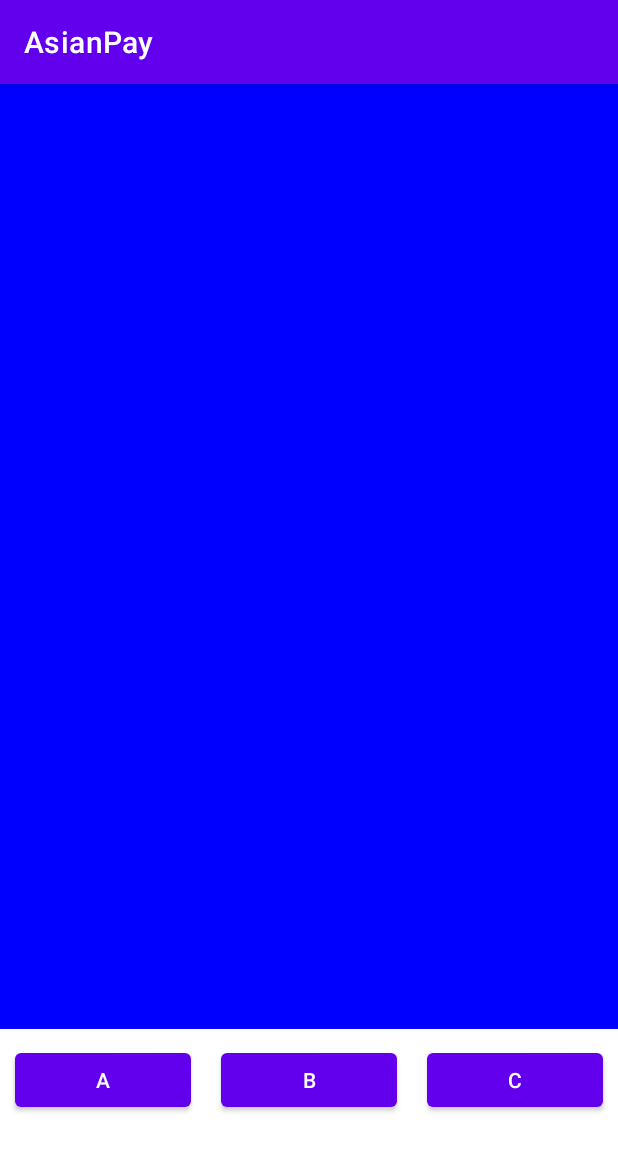
After one commit to Bipul6129/AndroidStudio, an Android app: the fragment FragmentB placed in its activity, on a phone screen of 412 x 824 dp. The commit adds this screen. Shown: the top 1151 px of the screen. Run offline under Robolectric (Android 15) with nearby library versions, the phone set to English and light mode, and no system bars.

Commit message:
finished fragment and dialog box

```diff
--- a/app/src/main/java/com/android/asianpay/MainActivity.java
+++ b/app/src/main/java/com/android/asianpay/MainActivity.java
@@ -1,11 +1,17 @@
 package com.android.asianpay;
 
 import android.os.Bundle;
+import android.view.View;
+import android.widget.Button;
 
 import androidx.appcompat.app.AppCompatActivity;
 import androidx.fragment.app.Fragment;
 import androidx.fragment.app.FragmentManager;
 import androidx.fragment.app.FragmentTransaction;
+
+import com.android.asianpay.frags.DialgoC;
+import com.android.asianpay.frags.FragmentA;
+import com.android.asianpay.frags.FragmentB;
 
 //todo 1: create 2 layouts as fragment_a.xml and fragment_b.xml
 //todo 2: fragment_a.xml should have background color red and fragment_b must have blue
@@ -17,17 +23,34 @@ import androidx.fragment.app.FragmentTransaction;
 //todo 8: use replaceFragment function in listeners
 
 public class MainActivity extends AppCompatActivity {
-
+    Button btn_a;
+    Button btn_b;
+    Button btn_c;
 
     @Override
     protected void onCreate(Bundle savedInstanceState) {
         super.onCreate(savedInstanceState);
         setContentView(R.layout.activity_main);
-
-
+        btn_a = findViewById(R.id.btn_to_a);
+        btn_b = findViewById(R.id.btn_to_b);
+        btn_c = findViewById(R.id.btn_c);
         //fixme code below this line here
         //////////////////////////////////////////
+        btn_a.setOnClickListener(new View.OnClickListener() {
+            @Override
+            public void onClick(View view) {
+                replaceFragment(new FragmentA());
+            }
+        });
 
+        btn_b.setOnClickListener(new View.OnClickListener() {
+            @Override
+            public void onClick(View view) {
+                replaceFragment(new FragmentB());
+            }
+        });
+
+        btn_c.setOnClickListener(view -> new DialgoC().show(getSupportFragmentManager(),DialgoC.TAG));
 
         /////////////////////////////////////////
     }
@@ -37,7 +60,7 @@ public class MainActivity extends AppCompatActivity {
 
         FragmentManager fragmentManager = getSupportFragmentManager();
         FragmentTransaction fragmentTransaction = fragmentManager.beginTransaction();
-        fragmentTransaction.replace(R.id.frame, fragment);
+        fragmentTransaction.add(R.id.frame, fragment);
         fragmentTransaction.commit();
 
     }
--- /dev/null
+++ b/app/src/main/java/com/android/asianpay/frags/FragmentB.java
@@ -0,0 +1,25 @@
+package com.android.asianpay.frags;
+
+import android.os.Bundle;
+import android.view.LayoutInflater;
+import android.view.View;
+import android.view.ViewGroup;
+
+import androidx.annotation.NonNull;
+import androidx.annotation.Nullable;
+import androidx.fragment.app.Fragment;
+
+import com.android.asianpay.R;
+
+public class FragmentB extends Fragment {
+    @Override
+    public void onViewCreated(@NonNull View view, @Nullable Bundle savedInstanceState) {
+        super.onViewCreated(view, savedInstanceState);
+    }
+
+    @Nullable
+    @Override
+    public View onCreateView(@NonNull LayoutInflater inflater, @Nullable ViewGroup container, @Nullable Bundle savedInstanceState) {
+        return inflater.inflate(R.layout.fragment_b,container,false);
+    }
+}
--- a/app/src/main/res/layout/activity_main.xml
+++ b/app/src/main/res/layout/activity_main.xml
@@ -18,12 +18,12 @@
 
     <LinearLayout
         android:layout_width="match_parent"
-        android:weightSum="2"
+        android:weightSum="3"
         android:layout_height="wrap_content">
 
         <Button
             android:layout_margin="10dp"
-
+            android:id="@+id/btn_to_a"
             android:layout_weight="1"
             android:text="A"
             android:layout_width="0dp"
@@ -32,9 +32,17 @@
 
         <Button
             android:layout_margin="10dp"
-
+            android:id="@+id/btn_to_b"
             android:layout_weight="1"
             android:text="B"
+            android:layout_width="0dp"
+            android:layout_height="wrap_content"/>
+
+        <Button
+            android:layout_margin="10dp"
+            android:id="@+id/btn_c"
+            android:layout_weight="1"
+            android:text="C"
             android:layout_width="0dp"
             android:layout_height="wrap_content"/>
 
--- /dev/null
+++ b/app/src/main/res/layout/fragment_b.xml
@@ -0,0 +1,8 @@
+<?xml version="1.0" encoding="utf-8"?>
+<androidx.constraintlayout.widget.ConstraintLayout xmlns:android="http://schemas.android.com/apk/res/android"
+    android:layout_width="match_parent"
+    android:layout_height="match_parent"
+    android:background="#0000ff"
+    >
+
+</androidx.constraintlayout.widget.ConstraintLayout>
```
Also changed, not shown: app/src/main/java/com/android/asianpay/frags/DialgoC.java (added, +18 -0 lines), app/src/main/java/com/android/asianpay/frags/FragmentA.java (added, +26 -0 lines), app/src/main/res/layout/fragment_a.xml (added, +8 -0 lines).
